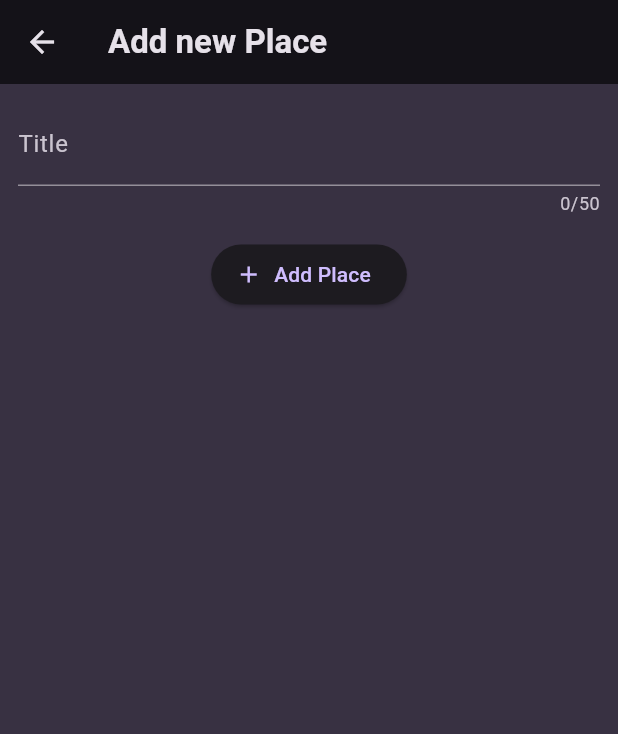
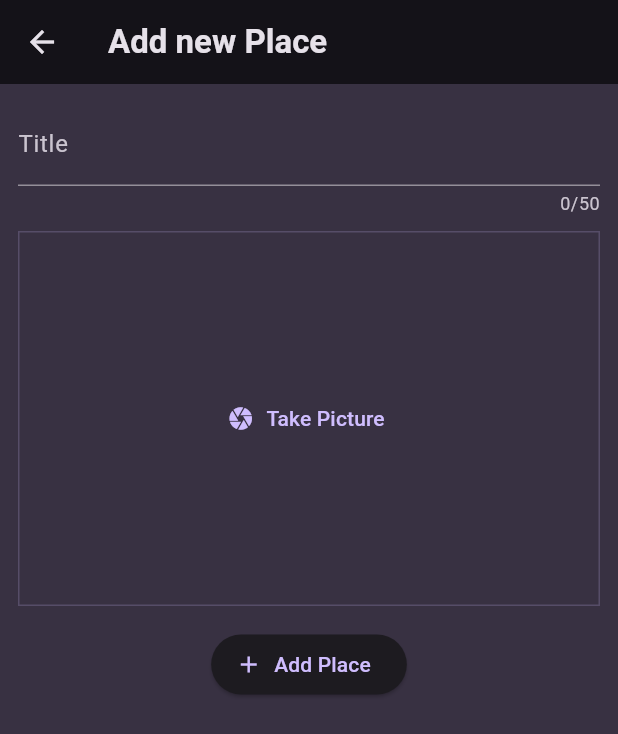
Before and after one commit to never47/flutter-favorite-places, a Flutter app: the AddItemScreen screen opened directly, on a phone screen of 412 x 824 dp. Shown: the top 734 px of the screen. Run offline on Flutter 3.47's test engine with Material 3 defaults, Android fonts, the phone set to English and light mode, and no system bars; our stand-ins replace flutter_riverpod, google_fonts.

Commit message:
add: image_input

```diff
--- a/lib/screens/add_place.dart
+++ b/lib/screens/add_place.dart
@@ -1,4 +1,5 @@
 import 'package:favorite_places/providers/user_places.dart';
+import 'package:favorite_places/widgets/image_input.dart';
 import 'package:flutter/material.dart';
 
 import 'package:flutter_riverpod/flutter_riverpod.dart';
@@ -53,9 +54,9 @@ class _AddItemScreen extends ConsumerState<AddItemScreen> {
                 style: TextStyle(
                     color: Theme.of(context).colorScheme.onBackground),
               ),
-              const SizedBox(
-                height: 15,
-              ),
+              const SizedBox(height: 10),
+              const ImageInput(),
+              const SizedBox(height: 15),
               ElevatedButton.icon(
                 onPressed: _saveItem,
                 icon: const Icon(Icons.add),
--- /dev/null
+++ b/lib/widgets/image_input.dart
@@ -0,0 +1,34 @@
+import 'package:flutter/material.dart';
+
+class ImageInput extends StatefulWidget {
+  const ImageInput({super.key});
+  @override
+  State<ImageInput> createState() {
+    return _ImageInput();
+  }
+}
+
+class _ImageInput extends State<ImageInput> {
+  void _takePicture() {}
+
+  @override
+  Widget build(BuildContext context) {
+    return Container(
+      decoration: BoxDecoration(
+        border: Border.all(
+          width: 1,
+          color: Theme.of(context).colorScheme.primary.withOpacity(0.2),
+        ),
+      ),
+      height: 250,
+      width: double.infinity,
+      alignment: Alignment.center,
+      child: TextButton.icon(
+          onPressed: _takePicture,
+          icon: const Icon(Icons.camera),
+          label: const Text(
+            'Take Picture',
+          )),
+    );
+  }
+}
--- a/pubspec.yaml
+++ b/pubspec.yaml
@@ -38,6 +38,7 @@ dependencies:
   google_fonts: ^6.2.0
   flutter_riverpod: ^2.5.1
   uuid: ^4.3.3
+  image_picker: ^1.0.7
 
 dev_dependencies:
   flutter_test:
```
Also changed, not shown: pubspec.lock, 5 other files.
